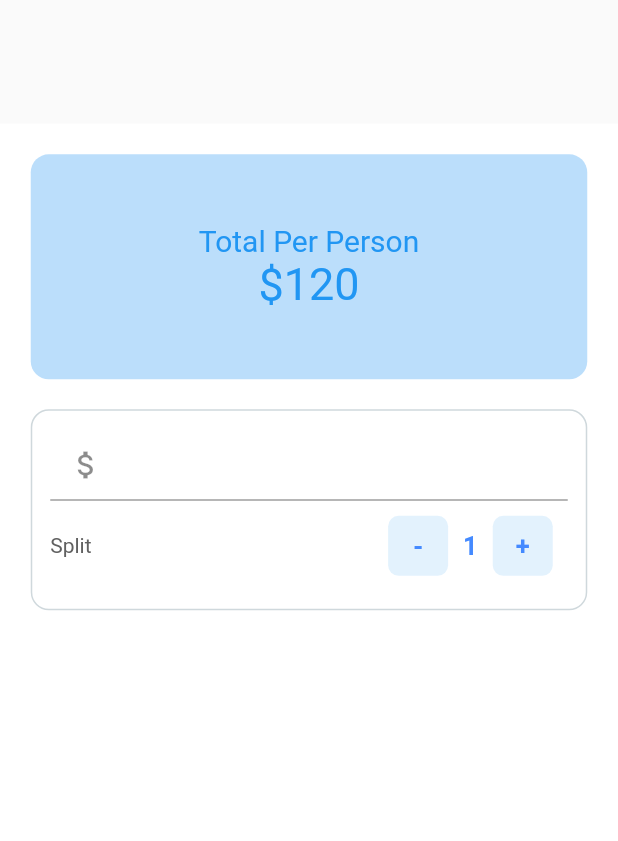
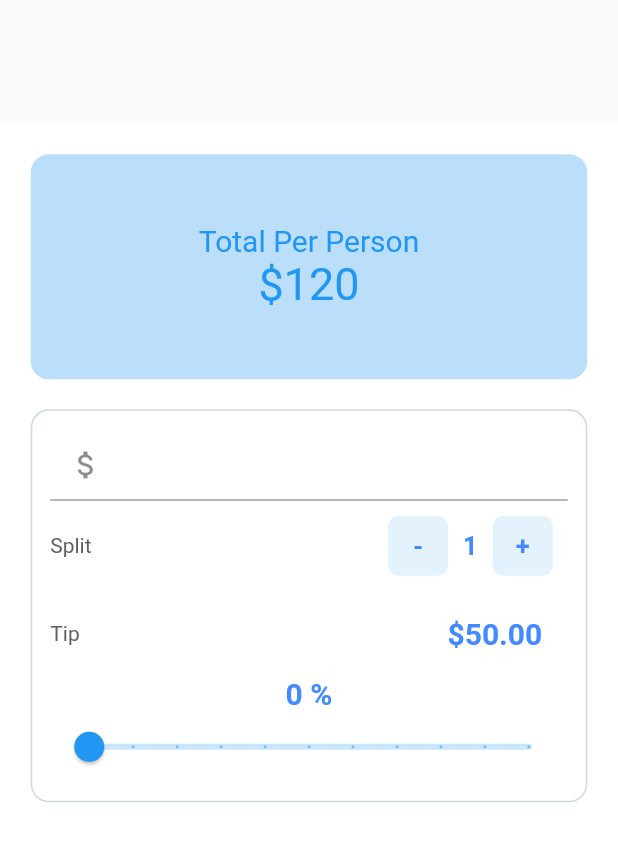
Before and after one commit to maxgdev/tip_calculator, a Flutter app: the screen it shows after launch, on a phone screen of 412 x 824 dp. Shown: the top 841 px of the screen. Run offline on Flutter 3.47's test engine with Material 2 defaults, Android fonts, the phone set to English and light mode, and no system bars.

```diff
--- a/lib/home.dart
+++ b/lib/home.dart
@@ -113,7 +113,7 @@ class _BillSplitterState extends State<BillSplitter> {
                           InkWell(
                             onTap: () {
                               setState(() {
-                               _personCounter++;
+                                _personCounter++;
                               });
                             },
                             child: Container(
@@ -139,6 +139,47 @@ class _BillSplitterState extends State<BillSplitter> {
                       )
                     ],
                   ),
+                  Row(
+                    mainAxisAlignment: MainAxisAlignment.spaceBetween,
+                    children: [
+                      Text(
+                        "Tip",
+                        style: TextStyle(color: Colors.grey.shade700),
+                      ),
+                      Padding(
+                        padding: EdgeInsets.all(17.0),
+                        child: Text("\$50.00",
+                            style: TextStyle(
+                                color: Colors.blueAccent,
+                                fontWeight: FontWeight.bold,
+                                fontSize: 20.0)),
+                      ),
+                    ],
+                  ),
+                  Column(
+                    children: [
+                      Text(
+                        "$_tipPercentage %",
+                        style: TextStyle(
+                            color: Colors.blueAccent,
+                            fontWeight: FontWeight.bold,
+                            fontSize: 20.0),
+                      ),
+                      Slider(
+                        min: 0,
+                        max: 100,
+                        // activeColor: Colors.blueAccent,
+                        // inactiveColor: Colors.grey,
+                        divisions: 10,
+                        value: _tipPercentage.toDouble(),
+                        onChanged: (double sliderValue) {
+                          setState(() {
+                            _tipPercentage = sliderValue.round();
+                          });
+                        },
+                      )
+                    ],
+                  )
                 ],
               ),
             ),
```
